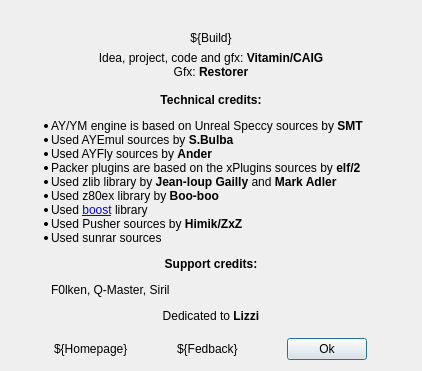
Before: the Qt Designer form apps/zxtune-qt/ui/informational/aboutdialog.ui in vitamin-caig/zxtune, drawn with Qt 5.
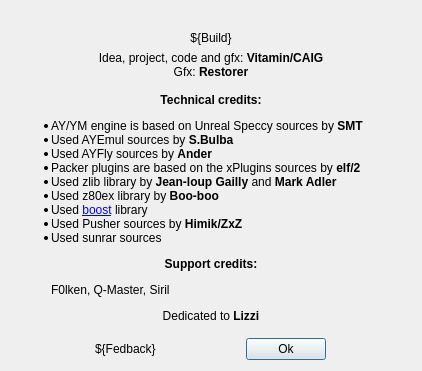
After: the same form once the commit is applied. Icons and pictures are not drawn.

```diff
--- a/apps/zxtune-qt/ui/informational/aboutdialog.ui
+++ b/apps/zxtune-qt/ui/informational/aboutdialog.ui
@@ -105,28 +105,6 @@
    </item>
    <item>
     <layout class="QHBoxLayout" name="horizontalLayout">
-     <item>
-      <widget class="QLabel" name="homepageLabel">
-       <property name="sizePolicy">
-        <sizepolicy hsizetype="Maximum" vsizetype="Preferred">
-         <horstretch>0</horstretch>
-         <verstretch>0</verstretch>
-        </sizepolicy>
-       </property>
-       <property name="text">
-        <string>${Homepage}</string>
-       </property>
-       <property name="textFormat">
-        <enum>Qt::RichText</enum>
-       </property>
-       <property name="margin">
-        <number>6</number>
-       </property>
-       <property name="openExternalLinks">
-        <bool>true</bool>
-       </property>
-      </widget>
-     </item>
      <item>
       <widget class="QLabel" name="feedbackLabel">
        <property name="sizePolicy">
```
